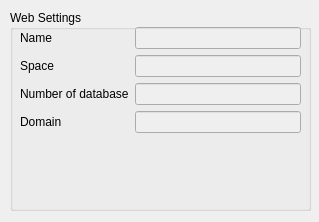
First picture: the form in client/src/Web.ui, repository canercandan/qlik, before the edit.
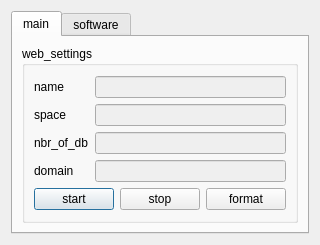
Second picture: the form after the edit.

```diff
--- a/client/src/Web.ui
+++ b/client/src/Web.ui
@@ -6,40 +6,37 @@
     <x>0</x>
     <y>0</y>
     <width>319</width>
-    <height>222</height>
+    <height>232</height>
    </rect>
   </property>
   <property name="windowTitle" >
    <string>Web</string>
   </property>
+  <layout class="QGridLayout" >
+   <item row="0" column="0" >
+    <widget class="QTabWidget" name="tabWidget" >
+     <property name="currentIndex" >
+      <number>0</number>
+     </property>
+     <widget class="QWidget" name="tab" >
+      <attribute name="title" >
+       <string>main</string>
+      </attribute>
+      <layout class="QGridLayout" >
+       <item row="0" column="0" >
   <widget class="QGroupBox" name="groupBox" >
-   <property name="geometry" >
-    <rect>
-     <x>10</x>
-     <y>10</y>
-     <width>301</width>
-     <height>201</height>
-    </rect>
-   </property>
    <property name="title" >
-    <string>Web Settings</string>
-   </property>
-   <widget class="QWidget" name="verticalLayout" >
-    <property name="geometry" >
-     <rect>
-      <x>10</x>
-      <y>10</y>
-      <width>281</width>
-      <height>121</height>
-     </rect>
-    </property>
+          <string>web_settings</string>
+         </property>
+         <layout class="QGridLayout" >
+          <item row="0" column="0" >
     <layout class="QVBoxLayout" >
      <item>
       <layout class="QGridLayout" >
        <item row="0" column="0" >
         <widget class="QLabel" name="label" >
          <property name="text" >
-          <string>Name</string>
+                 <string>name</string>
          </property>
         </widget>
        </item>
@@ -53,7 +50,7 @@
        <item row="1" column="0" >
         <widget class="QLabel" name="label_2" >
          <property name="text" >
-          <string>Space</string>
+                 <string>space</string>
          </property>
         </widget>
        </item>
@@ -67,7 +64,7 @@
        <item row="2" column="0" >
         <widget class="QLabel" name="label_3" >
          <property name="text" >
-          <string>Number of database</string>
+                 <string>nbr_of_db</string>
          </property>
         </widget>
        </item>
@@ -81,7 +78,7 @@
        <item row="3" column="0" >
         <widget class="QLabel" name="label_4" >
          <property name="text" >
-          <string>Domain</string>
+                 <string>domain</string>
          </property>
         </widget>
        </item>
@@ -94,9 +91,80 @@
        </item>
       </layout>
      </item>
-    </layout>
-   </widget>
-  </widget>
+            <item>
+             <layout class="QHBoxLayout" >
+              <item>
+               <widget class="QPushButton" name="start" >
+                <property name="text" >
+                 <string>start</string>
+                </property>
+               </widget>
+              </item>
+              <item>
+               <widget class="QPushButton" name="stop" >
+                <property name="text" >
+                 <string>stop</string>
+                </property>
+               </widget>
+              </item>
+              <item>
+               <widget class="QPushButton" name="format" >
+                <property name="text" >
+                 <string>format</string>
+                </property>
+               </widget>
+              </item>
+             </layout>
+            </item>
+           </layout>
+          </item>
+         </layout>
+        </widget>
+       </item>
+      </layout>
+     </widget>
+     <widget class="QWidget" name="tab_2" >
+      <attribute name="title" >
+       <string>software</string>
+      </attribute>
+      <layout class="QGridLayout" >
+       <item row="0" column="0" >
+        <layout class="QVBoxLayout" >
+         <item>
+          <widget class="QLabel" name="label_5" >
+           <property name="text" >
+            <string>software_txt</string>
+           </property>
+          </widget>
+         </item>
+         <item>
+          <widget class="Line" name="line_2" >
+           <property name="orientation" >
+            <enum>Qt::Horizontal</enum>
+           </property>
+          </widget>
+         </item>
+         <item>
+          <widget class="QListWidget" name="softwareList" />
+         </item>
+         <item>
+          <layout class="QHBoxLayout" >
+           <item>
+            <widget class="QPushButton" name="install" >
+             <property name="text" >
+              <string>install</string>
+             </property>
+            </widget>
+           </item>
+          </layout>
+         </item>
+        </layout>
+       </item>
+      </layout>
+     </widget>
+    </widget>
+   </item>
+  </layout>
  </widget>
  <resources/>
  <connections/>
```
Left out of the diff: 2 changed lines with no effect on the pictures. Lines whose indentation alone changed are shown as unchanged.
